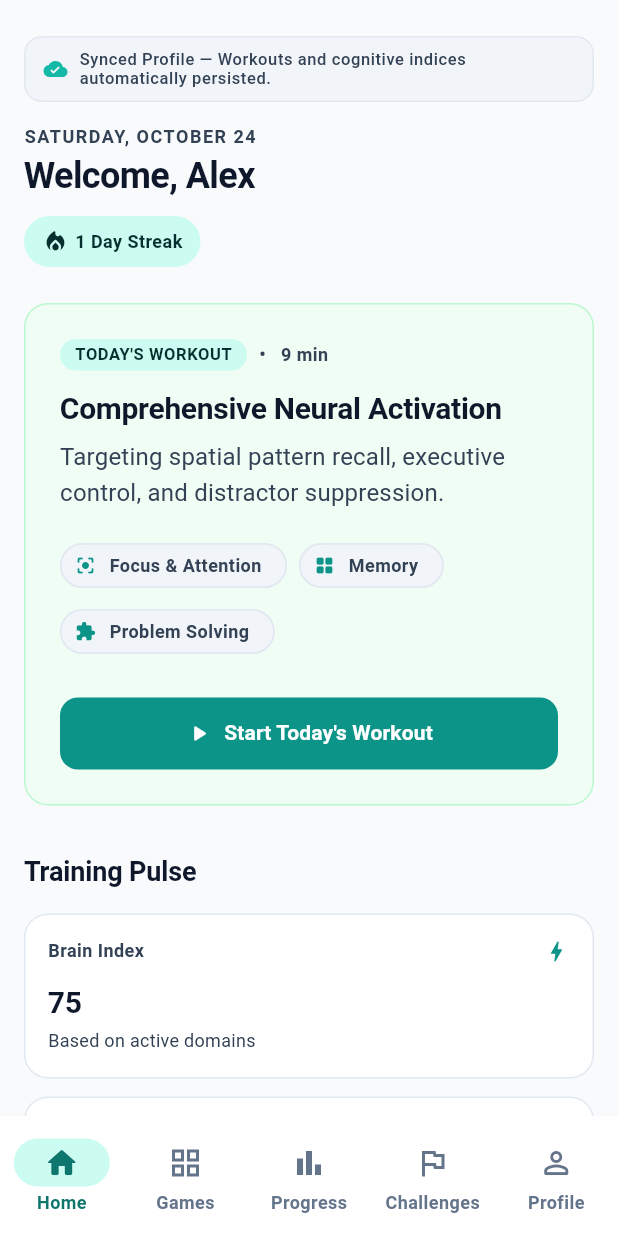
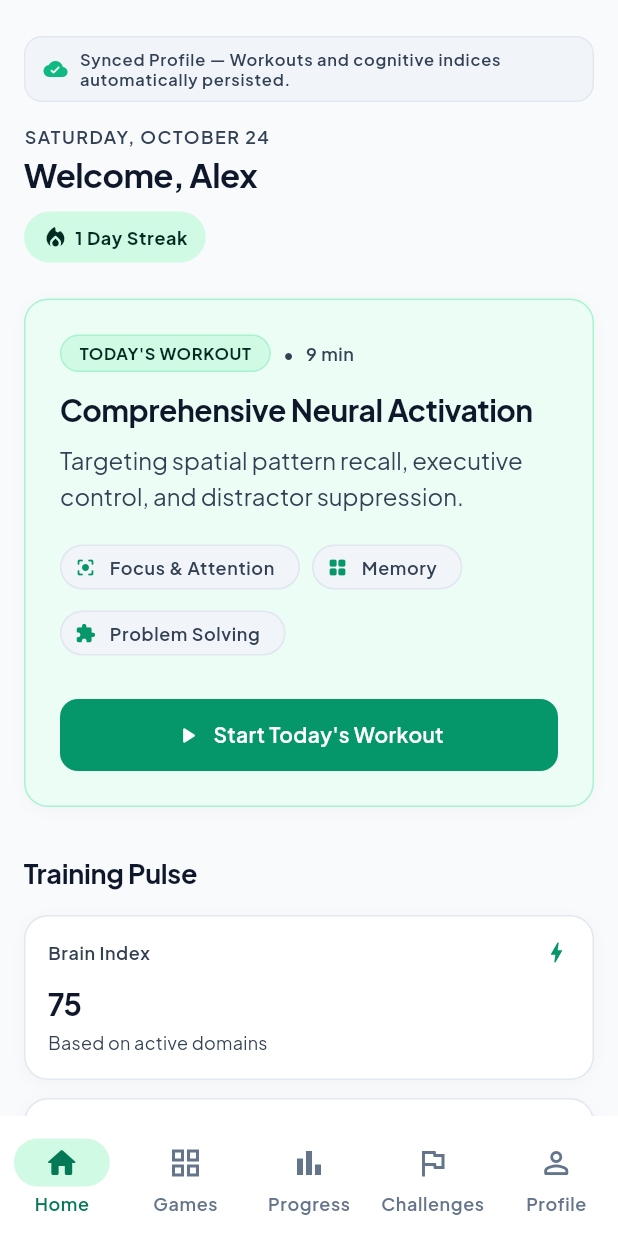
Before and after one commit to Navdeep-kr/Neuroplay, a Flutter app: the screen it shows after launch, on a phone screen of 412 x 824 dp. Run offline on Flutter 3.47's test engine with Material 3 defaults, Android fonts, the phone set to English and light mode, and no system bars; our stand-ins replace equatable, flutter_riverpod, go_router, google_fonts, supabase_flutter; accounts and stored records are empty; project files that could hold a hidden picture were left out.

Commit message:
feat(design): harmonize Flutter app and marketing website with unified Plus Jakarta Sans typography and luxury Emerald palette

```diff
--- a/app/lib/app/shell.dart
+++ b/app/lib/app/shell.dart
@@ -3,6 +3,7 @@ import 'package:flutter_riverpod/flutter_riverpod.dart';
 import 'package:go_router/go_router.dart';
 import 'package:neuroplay/app/providers.dart';
 import 'package:neuroplay/core/theme/app_breakpoints.dart';
+import 'package:neuroplay/core/theme/app_colors.dart';
 import 'package:neuroplay/core/theme/app_spacing.dart';
 import 'package:neuroplay/core/theme/app_theme.dart';
 
@@ -118,16 +119,21 @@ class AppShell extends ConsumerWidget {
                 mainAxisSize: MainAxisSize.min,
                 children: [
                   Container(
-                    width: 36,
-                    height: 36,
+                    width: 38,
+                    height: 38,
                     decoration: BoxDecoration(
                       color: tokens.mintContainer,
                       borderRadius: BorderRadius.circular(10),
+                      border: Border.all(
+                        color: isDark
+                            ? const Color(0x3310B981)
+                            : const Color(0xFFA7F3D0),
+                      ),
                     ),
                     child: Icon(
                       Icons.psychology_rounded,
                       color: tokens.onMintContainer,
-                      size: 22,
+                      size: 24,
                     ),
                   ),
                   if (isExpanded) ...[
@@ -136,8 +142,10 @@ class AppShell extends ConsumerWidget {
                       'NEUROPLAY',
                       style: theme.textTheme.titleMedium?.copyWith(
                         fontWeight: FontWeight.w800,
-                        letterSpacing: 0.8,
-                        color: theme.colorScheme.primary,
+                        letterSpacing: 1.2,
+                        color: isDark
+                            ? AppColors.darkTextPrimary
+                            : AppColors.navy900,
                       ),
                     ),
                   ],
--- a/app/lib/core/theme/app_colors.dart
+++ b/app/lib/core/theme/app_colors.dart
@@ -3,9 +3,9 @@ import 'package:flutter/material.dart';
 /// Design tokens for NEUROPLAY colors.
 ///
 /// Palette direction:
-/// - Neutral surfaces (soft slates and crisp whites).
-/// - Deep navy typography and structural elements.
-/// - Single restrained mint accent for key actions and completion cues.
+/// - Neutral surfaces (crisp slate50 canvas and pure white cards).
+/// - Deep navy typography and structural elements (navy900, navy800).
+/// - Signature radiant Emerald / Mint accent for focused actions, progress, and badges.
 /// - Calibrated for high-contrast accessibility (WCAG AA/AAA).
 abstract final class AppColors {
   // --- Navy & Slates (Structure & Hierarchy) ---
@@ -24,17 +24,18 @@ abstract final class AppColors {
   static const Color slate200 = Color(0xFFE2E8F0);
   static const Color slate300 = Color(0xFFCBD5E1);
 
-  // --- Restrained Mint Accent ---
-  static const Color mint50 = Color(0xFFF0FDFA);
-  static const Color mint100 = Color(0xFFCCFBF1);
-  static const Color mint200 = Color(0xFF99F6E4);
-  static const Color mint400 = Color(0xFF2DD4BF);
-  static const Color mint500 = Color(0xFF14B8A6);
-  static const Color mint600 = Color(0xFF0D9488); // WCAG AA on white
-  static const Color mint700 = Color(0xFF0F766E);
-  static const Color mint800 = Color(0xFF115E59);
-  static const Color mint900 = Color(0xFF134E4A);
-  static const Color mint950 = Color(0xFF042F2E);
+  // --- Signature Emerald / Mint Accent (Unified with Marketing Website) ---
+  static const Color mint50 = Color(0xFFECFDF5);
+  static const Color mint100 = Color(0xFFD1FAE5);
+  static const Color mint200 = Color(0xFFA7F3D0);
+  static const Color mint400 = Color(0xFF34D399);
+  static const Color mint500 = Color(0xFF10B981); // Emerald 500
+  static const Color mint600 =
+      Color(0xFF059669); // Emerald 600 (WCAG AA on white)
+  static const Color mint700 = Color(0xFF047857);
+  static const Color mint800 = Color(0xFF065F46);
+  static const Color mint900 = Color(0xFF064E3B);
+  static const Color mint950 = Color(0xFF022C22);
 
   // --- Functional Status Colors ---
   static const Color success = Color(0xFF15803D);
@@ -46,18 +47,18 @@ abstract final class AppColors {
   static const Color info = Color(0xFF1D4ED8);
   static const Color infoContainer = Color(0xFFDBEAFE);
 
-  // --- Dark Mode Foundations ---
-  static const Color darkCanvas = Color(0xFF0A0E17);
+  // --- Dark Mode Foundations (Exact Match with Marketing Theme) ---
+  static const Color darkCanvas = Color(0xFF0B0F17);
   static const Color darkSurface = Color(0xFF111827);
-  static const Color darkCard = Color(0xFF1A2234);
-  static const Color darkBorder = Color(0xFF2A344A);
+  static const Color darkCard = Color(0xFF131B2A);
+  static const Color darkBorder = Color(0xFF243048);
   static const Color darkTextPrimary = Color(0xFFF8FAFC);
   static const Color darkTextSecondary = Color(0xFF94A3B8);
   static const Color darkTextMuted = Color(0xFF64748B);
 
   // --- Focus & Accessibility ---
-  static const Color focusRing = Color(0xFF0D9488);
-  static const Color focusRingDark = Color(0xFF2DD4BF);
+  static const Color focusRing = Color(0xFF059669);
+  static const Color focusRingDark = Color(0xFF10B981);
 
   /// Material 3 Light ColorScheme.
   static const ColorScheme lightScheme = ColorScheme(
--- a/app/lib/core/theme/app_typography.dart
+++ b/app/lib/core/theme/app_typography.dart
@@ -1,128 +1,113 @@
 import 'package:flutter/material.dart';
+import 'package:google_fonts/google_fonts.dart';
 import 'package:neuroplay/core/theme/app_colors.dart';
 
 /// Typography hierarchy for NEUROPLAY.
 ///
-/// Clean, legible sans-serif hierarchy engineered for high readability and
-/// graceful scaling under dynamic type accessibility settings.
+/// Features Plus Jakarta Sans for a clean, modern, ultra-premium digital
+/// experience with optical sizing, calibrated weights, and WCAG AA contrast.
 abstract final class AppTypography {
-  static const String fontFamily = 'Roboto'; // System/standard fallback
-
   static TextTheme createTextTheme({required bool isDark}) {
     final primary = isDark ? AppColors.darkTextPrimary : AppColors.navy900;
     final secondary = isDark ? AppColors.darkTextSecondary : AppColors.navy700;
     final muted = isDark ? AppColors.darkTextMuted : AppColors.navy500;
 
     return TextTheme(
-      displayLarge: TextStyle(
-        fontFamily: fontFamily,
-        fontSize: 36,
-        fontWeight: FontWeight.w700,
-        letterSpacing: -0.8,
+      displayLarge: GoogleFonts.plusJakartaSans(
+        fontSize: 34,
+        fontWeight: FontWeight.w800,
+        letterSpacing: -0.9,
         height: 1.15,
         color: primary,
       ),
-      displayMedium: TextStyle(
-        fontFamily: fontFamily,
-        fontSize: 30,
-        fontWeight: FontWeight.w700,
-        letterSpacing: -0.6,
+      displayMedium: GoogleFonts.plusJakartaSans(
+        fontSize: 28,
+        fontWeight: FontWeight.w800,
+        letterSpacing: -0.7,
         height: 1.2,
         color: primary,
       ),
-      displaySmall: TextStyle(
-        fontFamily: fontFamily,
-        fontSize: 24,
-        fontWeight: FontWeight.w600,
+      displaySmall: GoogleFonts.plusJakartaSans(
+        fontSize: 22,
+        fontWeight: FontWeight.w700,
         letterSpacing: -0.4,
         height: 1.25,
         color: primary,
       ),
-      headlineMedium: TextStyle(
-        fontFamily: fontFamily,
+      headlineMedium: GoogleFonts.plusJakartaSans(
         fontSize: 20,
-        fontWeight: FontWeight.w600,
-        letterSpacing: -0.2,
+        fontWeight: FontWeight.w700,
+        letterSpacing: -0.3,
         height: 1.3,
         color: primary,
       ),
-      headlineSmall: TextStyle(
-        fontFamily: fontFamily,
+      headlineSmall: GoogleFonts.plusJakartaSans(
         fontSize: 18,
-        fontWeight: FontWeight.w600,
-        letterSpacing: -0.1,
+        fontWeight: FontWeight.w700,
+        letterSpacing: -0.2,
         height: 1.35,
         color: primary,
       ),
-      titleLarge: TextStyle(
-        fontFamily: fontFamily,
+      titleLarge: GoogleFonts.plusJakartaSans(
         fontSize: 16,
-        fontWeight: FontWeight.w600,
-        letterSpacing: 0,
+        fontWeight: FontWeight.w700,
+        letterSpacing: -0.1,
         height: 1.4,
         color: primary,
       ),
-      titleMedium: TextStyle(
-        fontFamily: fontFamily,
+      titleMedium: GoogleFonts.plusJakartaSans(
         fontSize: 14,
         fontWeight: FontWeight.w600,
-        letterSpacing: 0.1,
+        letterSpacing: 0,
         height: 1.45,
         color: primary,
       ),
-      titleSmall: TextStyle(
-        fontFamily: fontFamily,
+      titleSmall: GoogleFonts.plusJakartaSans(
         fontSize: 13,
         fontWeight: FontWeight.w600,
         letterSpacing: 0.1,
         height: 1.45,
         color: secondary,
       ),
-      bodyLarge: TextStyle(
-        fontFamily: fontFamily,
+      bodyLarge: GoogleFonts.plusJakartaSans(
         fontSize: 16,
         fontWeight: FontWeight.w400,
-        letterSpacing: 0.15,
+        letterSpacing: 0,
         height: 1.5,
         color: secondary,
       ),
-      bodyMedium: TextStyle(
-        fontFamily: fontFamily,
+      bodyMedium: GoogleFonts.plusJakartaSans(
         fontSize: 14,
         fontWeight: FontWeight.w400,
-        letterSpacing: 0.2,
+        letterSpacing: 0.1,
         height: 1.5,
         color: secondary,
       ),
-      bodySmall: TextStyle(
-        fontFamily: fontFamily,
+      bodySmall: GoogleFonts.plusJakartaSans(
         fontSize: 12,
         fontWeight: FontWeight.w400,
         letterSpacing: 0.2,
         height: 1.5,
         color: muted,
       ),
-      labelLarge: TextStyle(
-        fontFamily: fontFamily,
+      labelLarge: GoogleFonts.plusJakartaSans(
         fontSize: 14,
         fontWeight: FontWeight.w600,
-        letterSpacing: 0.1,
+        letterSpacing: 0.2,
         height: 1.2,
         color: primary,
       ),
-      labelMedium: TextStyle(
-        fontFamily: fontFamily,
+      labelMedium: GoogleFonts.plusJakartaSans(
         fontSize: 12,
         fontWeight: FontWeight.w600,
-        letterSpacing: 0.3,
+        letterSpacing: 0.4,
         height: 1.2,
         color: secondary,
       ),
-      labelSmall: TextStyle(
-        fontFamily: fontFamily,
+      labelSmall: GoogleFonts.plusJakartaSans(
         fontSize: 11,
-        fontWeight: FontWeight.w500,
-        letterSpacing: 0.4,
+        fontWeight: FontWeight.w600,
+        letterSpacing: 0.5,
         height: 1.2,
         color: muted,
       ),
--- a/app/lib/core/widgets/app_badge.dart
+++ b/app/lib/core/widgets/app_badge.dart
@@ -33,6 +33,9 @@ class AppBadge extends StatelessWidget {
       case AppBadgeVariant.mint:
         background = tokens.mintContainer;
         foreground = tokens.onMintContainer;
+        borderSide = BorderSide(
+          color: isDark ? const Color(0x4010B981) : const Color(0xFFA7F3D0),
+        );
       case AppBadgeVariant.neutral:
         background = isDark ? AppColors.darkCard : AppColors.slate100;
         foreground = isDark ? AppColors.darkTextSecondary : AppColors.navy700;
@@ -63,21 +66,22 @@ class AppBadge extends StatelessWidget {
             : null,
       ),
       padding: const EdgeInsets.symmetric(
-        horizontal: AppSpacing.sm + 2,
-        vertical: AppSpacing.xs,
+        horizontal: AppSpacing.sm + 4,
+        vertical: AppSpacing.xs + 1,
       ),
       child: Row(
         mainAxisSize: MainAxisSize.min,
         children: [
           if (icon != null) ...[
-            Icon(icon, size: 12, color: foreground),
+            Icon(icon, size: 13, color: foreground),
             AppSpacing.gapW4,
           ],
           Text(
             label,
             style: theme.textTheme.labelSmall?.copyWith(
               color: foreground,
-              fontWeight: FontWeight.w600,
+              fontWeight: FontWeight.w700,
+              letterSpacing: 0.4,
             ),
           ),
         ],
--- a/app/lib/core/widgets/app_card.dart
+++ b/app/lib/core/widgets/app_card.dart
@@ -45,6 +45,13 @@ class _AppCardState extends State<AppCard> {
           color: _isFocused ? tokens.focusRingColor : border,
           width: _isFocused ? 2 : 1,
         ),
+        boxShadow: const [
+          BoxShadow(
+            color: Color(0x080F172A),
+            blurRadius: 8,
+            offset: Offset(0, 2),
+          ),
+        ],
       ),
       child: Material(
         color: Colors.transparent,
--- a/app/lib/features/games/presentation/reflex_forge/reflex_forge_screen.dart
+++ b/app/lib/features/games/presentation/reflex_forge/reflex_forge_screen.dart
@@ -368,8 +368,10 @@ class _ReflexForgeScreenState extends ConsumerState<ReflexForgeScreen> {
   }
 
   Widget _buildStimulusCard(ThemeData theme, ReflexSymbol symbol) => AppCard(
-        child: Padding(
-          padding: const EdgeInsets.symmetric(vertical: AppSpacing.xl),
+        padding: const EdgeInsets.symmetric(
+          vertical: AppSpacing.md,
+          horizontal: AppSpacing.lg,
+        ),
         child: Column(
           mainAxisSize: MainAxisSize.min,
           children: [
@@ -381,9 +383,9 @@ class _ReflexForgeScreenState extends ConsumerState<ReflexForgeScreen> {
                 fontWeight: FontWeight.w700,
               ),
             ),
-              AppSpacing.gapH16,
-              _SymbolGraphic(symbol: symbol, size: 84),
             AppSpacing.gapH12,
+            _SymbolGraphic(symbol: symbol, size: 80),
+            AppSpacing.gapH8,
             Text(
               symbol.label,
               style: theme.textTheme.titleMedium?.copyWith(
@@ -391,7 +393,6 @@ class _ReflexForgeScreenState extends ConsumerState<ReflexForgeScreen> {
               ),
             ),
           ],
-          ),
         ),
       );
 
--- a/app/lib/features/home/presentation/home_screen.dart
+++ b/app/lib/features/home/presentation/home_screen.dart
@@ -169,13 +169,11 @@ class HomeScreen extends ConsumerWidget {
                   // --- Prominent Hero: START TODAY'S WORKOUT ---
                   AppCard(
                     backgroundColor: isDark
-                        ? const Color(0xFF132230)
-                        : (workout.isCompleted
-                            ? const Color(0xFFF0FDF4)
-                            : const Color(0xFFF0FDF4)),
+                        ? const Color(0xFF0F2320)
+                        : const Color(0xFFECFDF5),
                     borderColor: isDark
-                        ? const Color(0xFF1D3B47)
-                        : const Color(0xFFBBF7D0),
+                        ? const Color(0xFF047857)
+                        : const Color(0xFFA7F3D0),
                     padding: AppSpacing.pXl,
                     child: Column(
                       crossAxisAlignment: CrossAxisAlignment.start,
--- a/app/lib/features/profile/presentation/profile_screen.dart
+++ b/app/lib/features/profile/presentation/profile_screen.dart
@@ -737,13 +737,14 @@ class _ExportDataDialogState extends State<_ExportDataDialog> {
                   ),
                 )
               else ...[
-                Row(
+                Wrap(
+                  spacing: AppSpacing.sm,
+                  runSpacing: AppSpacing.xs,
                   children: [
                     AppBadge(
                       label: '$_sessionCount Sessions Included',
                       variant: AppBadgeVariant.mint,
                     ),
-                    AppSpacing.gapW8,
                     const AppBadge(
                       label: 'Zero Secrets Exported',
                       variant: AppBadgeVariant.outline,
--- a/app/lib/features/progress/presentation/progress_screen.dart
+++ b/app/lib/features/progress/presentation/progress_screen.dart
@@ -1005,7 +1005,8 @@ class _AccessibleAccuracyChart extends StatelessWidget {
         .asMap()
         .entries
         .map(
-            (e) => 'Session ${e.key + 1}: ${(e.value.accuracy * 100).round()}%')
+          (e) => 'Session ${e.key + 1}: ${(e.value.accuracy * 100).round()}%',
+        )
         .join(', ');
 
     return Semantics(
--- a/app/lib/features/subscription/data/local_subscription_repository.dart
+++ b/app/lib/features/subscription/data/local_subscription_repository.dart
@@ -61,8 +61,9 @@ class LocalSubscriptionRepository implements ISubscriptionRepository {
   ];
 
   @override
-  Future<SubscriptionEntitlement> getEntitlement(
-      {bool forceRefresh = false}) async {
+  Future<SubscriptionEntitlement> getEntitlement({
+    bool forceRefresh = false,
+  }) async {
     // Check if current cached entitlement has expired
     final now = DateTime.now().toUtc();
     if (_currentEntitlement.isExpiredAt(now)) {
--- a/app/lib/features/training/data/local_training_repository.dart
+++ b/app/lib/features/training/data/local_training_repository.dart
@@ -634,8 +634,9 @@ class LocalTrainingRepository implements ITrainingRepository {
       List.unmodifiable(_achievements);
 
   @override
-  Future<List<WorkoutSummaryRecord>> getWorkoutSummaries(
-          {int limit = 14}) async =>
+  Future<List<WorkoutSummaryRecord>> getWorkoutSummaries({
+    int limit = 14,
+  }) async =>
       _workoutSummaries.take(limit).toList();
 
   @override
```
Also changed, not shown: app/lib/features/subscription/data/supabase_subscription_repository.dart (+6 -3 lines), app/lib/features/subscription/domain/entitlement_models.dart (+10 -4 lines), app/lib/features/subscription/presentation/controllers/subscription_controller.dart (+5 -2 lines), 8 other files. Lines whose indentation alone changed are shown as unchanged.
